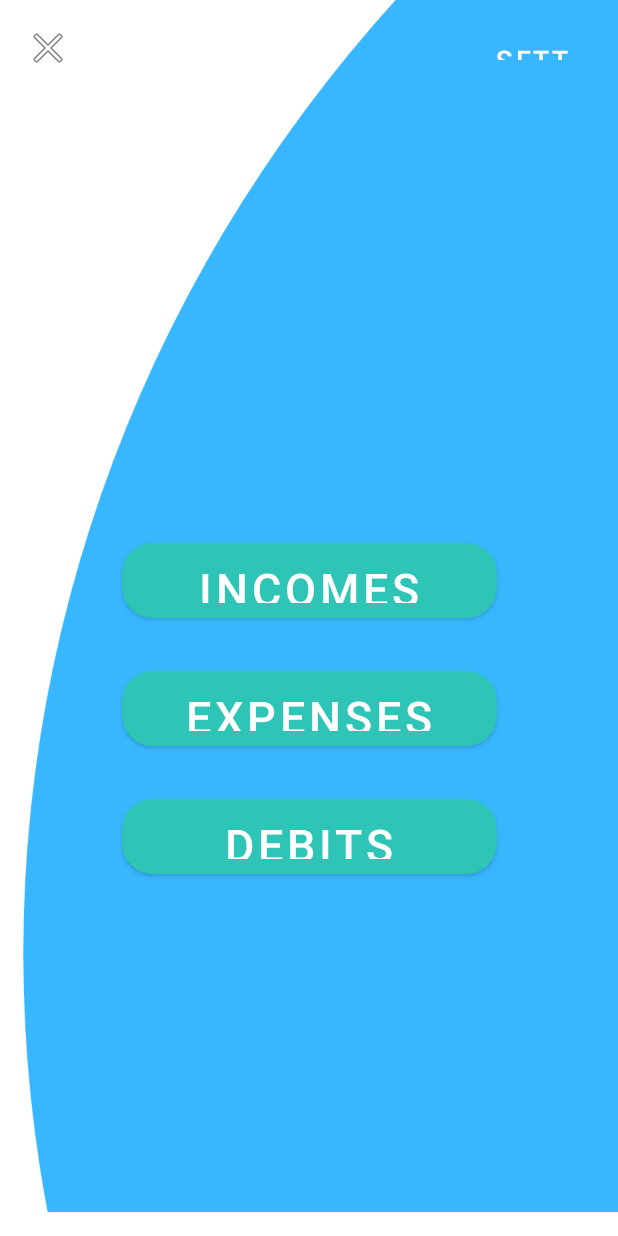
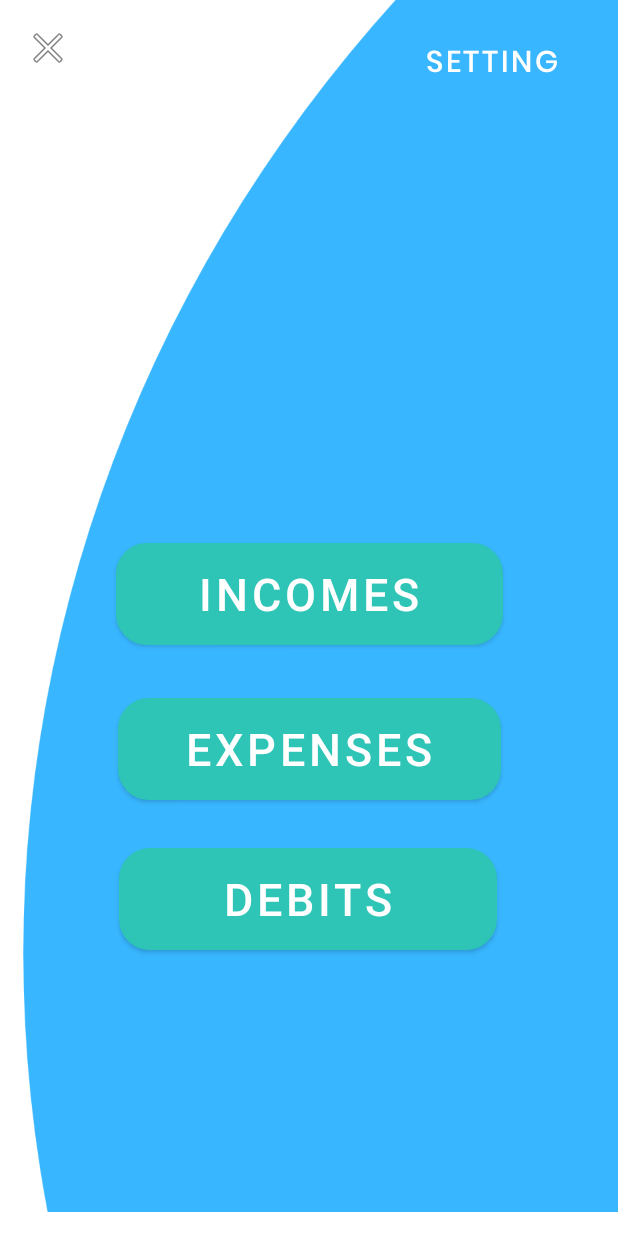
Before and after one commit to Vidusha-Jayaweera/MAD_Qapital, an Android app: the ProfileActivity screen opened directly, with no data from a screen before it, on a phone screen of 412 x 824 dp. Run offline under Robolectric (Android 15) with nearby library versions, the phone set to English and light mode, and no system bars; our stand-ins replace Firebase (no records; nobody signed in at launch, a user with empty details on screens opened directly).

Commit message:
Add files via upload

```diff
--- a/app/src/main/res/layout/activity_profile.xml
+++ b/app/src/main/res/layout/activity_profile.xml
@@ -20,8 +20,8 @@
 
     <Button
         android:id="@+id/Edit"
-        android:layout_width="82dp"
-        android:layout_height="34dp"
+        android:layout_width="136dp"
+        android:layout_height="51dp"
         android:layout_marginTop="16dp"
         android:layout_marginEnd="16dp"
         android:background="@android:color/transparent"
@@ -77,8 +77,8 @@
 
     <Button
         android:id="@+id/incomes_btn"
-        android:layout_width="wrap_content"
-        android:layout_height="wrap_content"
+        android:layout_width="258dp"
+        android:layout_height="68dp"
         android:layout_marginTop="80dp"
         android:width="250dp"
         android:height="50dp"
@@ -92,8 +92,8 @@
 
     <Button
         android:id="@+id/expenses_btn"
-        android:layout_width="wrap_content"
-        android:layout_height="wrap_content"
+        android:layout_width="255dp"
+        android:layout_height="68dp"
         android:layout_marginTop="35dp"
         android:width="250dp"
         android:height="50dp"
@@ -107,9 +107,9 @@
 
     <Button
         android:id="@+id/debits_btn"
-        android:layout_width="wrap_content"
-        android:layout_height="wrap_content"
-        android:layout_marginTop="35dp"
+        android:layout_width="252dp"
+        android:layout_height="68dp"
+        android:layout_marginTop="32dp"
         android:width="250dp"
         android:height="50dp"
         android:background="@drawable/view_balance_background"
@@ -117,6 +117,7 @@
         android:textColor="@color/white"
         android:textSize="30dp"
         app:layout_constraintEnd_toEndOf="parent"
+        app:layout_constraintHorizontal_bias="0.496"
         app:layout_constraintStart_toStartOf="parent"
         app:layout_constraintTop_toBottomOf="@+id/expenses_btn" />
 
```
